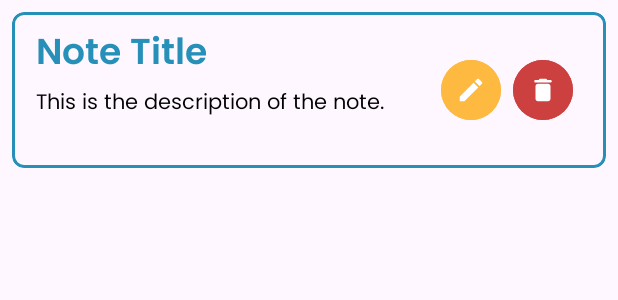
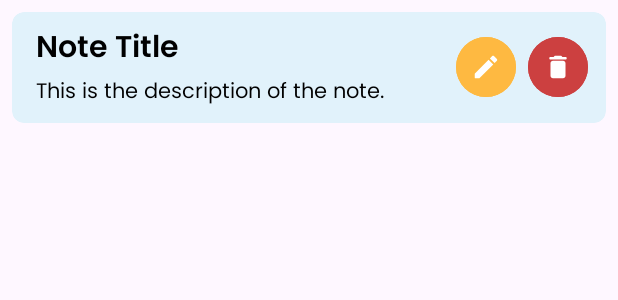
Before and after one commit to azaiskr/24001121-synrgy7-nur-notetaking-ch4, an Android app: the layout note_item.xml on its own in the app's theme, with its tools: preview values and no code run, on a phone screen of 412 x 824 dp. Shown: the top 300 px of the screen. Run offline under Robolectric (Android 15) with nearby library versions, the phone set to English and light mode, and no system bars.

Commit message:
create read

```diff
--- a/app/src/main/java/com/synrgy/notetaking/NoteViewModel.kt
+++ b/app/src/main/java/com/synrgy/notetaking/NoteViewModel.kt
@@ -11,8 +11,9 @@ import kotlinx.coroutines.launch
 
 class NoteViewModel (private val noteRepository: NoteRepository):ViewModel() {
 
-    fun getAllNotes() = noteRepository.getAllNotes()
-    fun insertNote(note: Note) = noteRepository.insertNote(note)
+    fun getAllNotes(): LiveData<List<Note>> = noteRepository.getAllNotes()
+
+    fun insertNote(note: Note) = noteRepository.insertNote(note).asLiveData()
     fun updateNote(note: Note) = noteRepository.updateNote(note)
     fun deleteNote(note: Note) = noteRepository.deleteNote(note)
 
--- a/app/src/main/java/com/synrgy/notetaking/data/database/NoteDao.kt
+++ b/app/src/main/java/com/synrgy/notetaking/data/database/NoteDao.kt
@@ -11,13 +11,13 @@ import androidx.room.Update
 @Dao
 interface NoteDao {
     @Insert(onConflict = OnConflictStrategy.IGNORE)
-    fun insert(note: Note)
+    suspend fun insert(note: Note)
 
     @Update
-    fun update(note: Note)
+    suspend fun update(note: Note)
 
     @Delete
-    fun delete(note: Note)
+    suspend fun delete(note: Note)
 
     @Query("SELECT * from note ORDER BY id ASC")
     fun getAllNotes(): LiveData<List<Note>>
--- a/app/src/main/res/layout/note_item.xml
+++ b/app/src/main/res/layout/note_item.xml
@@ -2,20 +2,21 @@
 <com.google.android.material.card.MaterialCardView xmlns:android="http://schemas.android.com/apk/res/android"
     xmlns:app="http://schemas.android.com/apk/res-auto"
     xmlns:tools="http://schemas.android.com/tools"
-    style="@style/Widget.Material3.CardView.Outlined"
+    style="@style/Widget.Material3.CardView.Filled"
     android:layout_width="match_parent"
-    android:layout_height="104dp"
+    android:layout_height="wrap_content"
     app:cardCornerRadius="8dp"
     android:layout_marginHorizontal="8dp"
     android:layout_marginTop="8dp"
-    app:strokeColor="@color/dark_blue_pastel"
-    app:strokeWidth="2dp">
+    android:backgroundTint="@color/white_blue"
+    app:strokeWidth="0dp">
 
     <LinearLayout
         android:layout_width="match_parent"
         android:layout_height="match_parent"
         android:layout_marginVertical="8dp"
-        android:layout_marginHorizontal="16dp"
+        android:layout_marginEnd="8dp"
+        android:layout_marginStart="16dp"
         android:baselineAligned="false"
         android:orientation="horizontal">
 
@@ -29,8 +30,8 @@
                 android:layout_height="wrap_content"
                 tools:text="Note Title"
                 android:maxLines="1"
-                android:textSize="24sp"
-                android:textColor="@color/dark_blue_pastel"
+                android:textSize="20sp"
+                android:textColor="@color/black"
                 android:fontFamily="@font/poppins_semibold"
                 app:layout_constraintTop_toTopOf="parent"
                 app:layout_constraintStart_toStartOf="parent"
@@ -40,7 +41,7 @@
                 android:layout_width="match_parent"
                 android:layout_height="wrap_content"
                 tools:text="This is the description of the note."
-                android:maxLines="2"
+                android:textSize="14sp"
                 android:ellipsize="end"
                 android:textColor="@color/black"
                 android:fontFamily="@font/poppins"
@@ -50,11 +51,10 @@
         </androidx.constraintlayout.widget.ConstraintLayout>
 
         <LinearLayout
-            android:layout_width="0dp"
+            android:layout_width="wrap_content"
             android:layout_height="match_parent"
-            android:layout_weight="0.75"
             android:orientation="horizontal"
-            android:gravity="center">
+            android:gravity="center|end">
             <Button
                 android:id="@+id/btnEdit"
                 style="@style/Widget.Material3.Button.IconButton.Filled"
--- a/app/src/main/res/values/colors.xml
+++ b/app/src/main/res/values/colors.xml
@@ -5,9 +5,10 @@
     <color name="gray">#7A7A7A</color>
     <color name="dark_blue_pastel">#2690B8</color>
     <color name="medium_blue_pastel">#FF7AB2B2</color>
-    <color name="light_blue_pastel">#FFCDE8E5</color>
-    <color name="white_blue">#FFEEF7FF</color>
+    <color name="light_blue_pastel">#EFFAF8</color>
+    <color name="white_blue">#FFE1F2FB</color>
     <color name="light_orange_pastel">#FFFEB941</color>
+    <color name="white_yellow_pastel">#FDFDFB</color>
     <color name="orange_pastel">#FFDD761C</color>
     <color name="blue">#FF5ABBFE</color>
     <color name="blue_light">#FF94D9FF</color>
--- a/app/src/main/res/values/strings.xml
+++ b/app/src/main/res/values/strings.xml
@@ -15,4 +15,5 @@
     <string name="empty_list">Empty list!</string>
     <string name="no_notes_desc">You have no notes at this moment.</string>
     <string name="log_out">Log Out</string>
+    <string name="insert">Insert Note</string>
 </resources>
--- a/app/src/main/res/values/themes.xml
+++ b/app/src/main/res/values/themes.xml
@@ -16,6 +16,7 @@
 
     <style name="appBarCustomTitle" parent="@style/TextAppearance.Material3.ActionBar.Title">
         <item name="android:textColor">@color/white</item>
+        <item name="fontFamily">@font/poppins_semibold</item>
     </style>
 
     <style name="Theme.NoteTaking" parent="Base.Theme.NoteTaking" />
```
Also changed, not shown: app/src/main/java/com/synrgy/notetaking/MainActivity.kt (+48 -17 lines), app/src/main/java/com/synrgy/notetaking/repository/NoteRepository.kt (+9 -1 lines).
